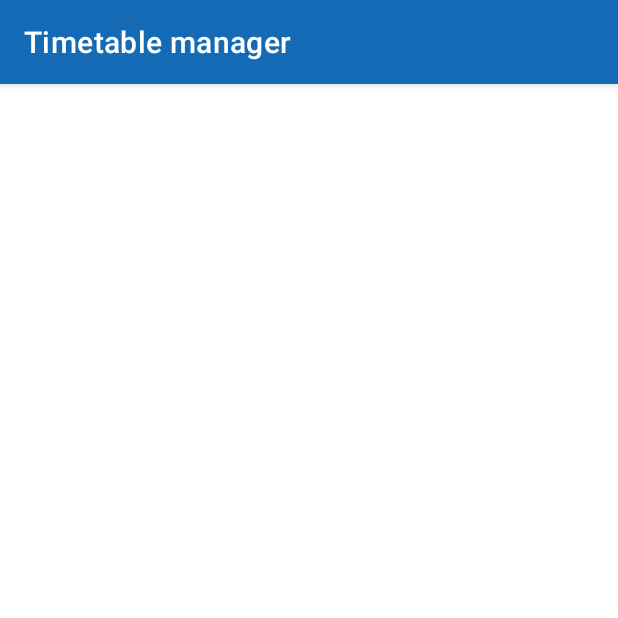
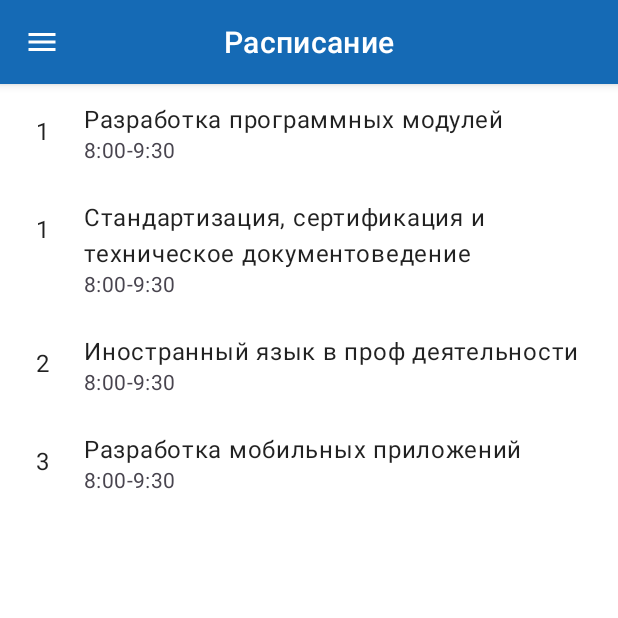
Before and after one commit to RUD0MIR/lessons-schedule-manager-app, an Android app: the screen it shows after launch (MainActivity), on a phone screen of 412 x 824 dp, the top half of it. Run offline under Robolectric (Android 15) with nearby library versions, the phone set to English and light mode, and no system bars.

Commit message:
MainActivity with app bar, app bar menu, list of subjects, no context menu for list items

```diff
--- a/app/src/main/java/com/example/affirmations/MainActivity.kt
+++ b/app/src/main/java/com/example/affirmations/MainActivity.kt
@@ -18,11 +18,81 @@ package com.example.affirmations
 
 import androidx.appcompat.app.AppCompatActivity
 import android.os.Bundle
+import android.view.View
+import android.widget.PopupMenu
+import androidx.annotation.MenuRes
+import androidx.activity.viewModels
+import androidx.recyclerview.widget.RecyclerView
+import com.example.affirmations.adapter.TimeTableAdapter
+import com.example.affirmations.data.DataSource
+import com.example.affirmations.data.TimeTableItem
+import com.example.affirmations.databinding.ActivityMainBinding
 
 class MainActivity : AppCompatActivity() {
+    private val newTimeTAbleActivityRequestCode = 1
+    private val timeTableListViewModel by viewModels<TimeTableListViewModel> {
+        TimeTableListViewModelFactory(this)
+    }
+
+    private lateinit var binding: ActivityMainBinding
 
     override fun onCreate(savedInstanceState: Bundle?) {
         super.onCreate(savedInstanceState)
-        setContentView(R.layout.activity_main)
+        binding = ActivityMainBinding.inflate(layoutInflater)
+        val view = binding.root
+        setContentView(view)
+
+
+        binding.topAppBar.setNavigationOnClickListener {v: View ->
+            showMenu(v, R.menu.menu)
+        }
+
+        //Recycler view and data
+        val timeTableAdapter = TimeTableAdapter{ timeTableItem -> adapterOnClick(timeTableItem)  }
+
+        val recyclerView: RecyclerView = binding.recyclerView
+        recyclerView.adapter = timeTableAdapter
+
+        timeTableListViewModel.timeTableLiveData.observe(this) {
+            it?.let {
+                timeTableAdapter.submitList(it as MutableList<TimeTableItem>)
+            }
+        }
     }
+
+    private fun adapterOnClick(timeTableItem: TimeTableItem) {
+    }
+
+    //App bar menu
+    private fun showMenu(view: View, @MenuRes menuRes: Int) {
+        val popup = PopupMenu(this@MainActivity, view)
+        popup.menuInflater.inflate(menuRes, popup.menu)
+
+//        popup.setOnMenuItemClickListener {
+//        }
+
+        popup.setOnDismissListener {
+            popup.dismiss()
+        }
+        // Show the popup menu.
+        popup.show()
+    }
+
+    //Tabs
+//    tabLayout.addOnTabSelectedListener(object : TabLayout.OnTabSelectedListener {
+//
+//        override fun onTabSelected(tab: TabLayout.Tab?) {
+//             Handle tab select
+//        }
+//
+//        override fun onTabReselected(tab: TabLayout.Tab?) {
+//             Handle tab reselect
+//        }
+//
+//        override fun onTabUnselected(tab: TabLayout.Tab?) {
+//             Handle tab unselect
+//        }
+//    })
+
+    //
 }
--- /dev/null
+++ b/app/src/main/java/com/example/affirmations/TimeTableListViewModel.kt
@@ -0,0 +1,42 @@
+package com.example.affirmations
+
+import android.content.Context
+import androidx.lifecycle.ViewModel
+import androidx.lifecycle.ViewModelProvider
+import com.example.affirmations.data.DataSource
+import com.example.affirmations.data.TimeTableItem
+import kotlin.random.Random
+
+class TimeTableListViewModel (val dataSource: DataSource) : ViewModel() {
+
+    val timeTableLiveData = dataSource.getTimeTableList()
+
+    /* If the name and description are present, create new Flower and add it to the datasource */
+    fun insertTimeTableItem(subject: String?, time: String?, number: Int) {
+        if (subject == null || time == null || number == 0) {
+            return
+        }
+
+        val newTimeTableItem = TimeTableItem(
+            Random.nextLong(),
+            subject,
+            time,
+            number
+        )
+
+        dataSource.addTimeTableItem(newTimeTableItem)
+    }
+}
+
+class TimeTableListViewModelFactory(private val context: Context) : ViewModelProvider.Factory {
+
+    override fun <T : ViewModel> create(modelClass: Class<T>): T {
+        if (modelClass.isAssignableFrom(TimeTableListViewModel::class.java)) {
+            @Suppress("UNCHECKED_CAST")
+            return TimeTableListViewModel(
+                dataSource = DataSource.getDataSource(context.resources)
+            ) as T
+        }
+        throw IllegalArgumentException("Unknown ViewModel class")
+    }
+}
--- /dev/null
+++ b/app/src/main/java/com/example/affirmations/adapter/TimeTableAdapter.kt
@@ -0,0 +1,63 @@
+package com.example.affirmations.adapter
+
+import android.view.LayoutInflater
+import android.view.View
+import android.view.ViewGroup
+import android.widget.TextView
+import androidx.recyclerview.widget.DiffUtil
+import androidx.recyclerview.widget.ListAdapter
+import androidx.recyclerview.widget.RecyclerView
+import com.example.affirmations.R
+import com.example.affirmations.data.DataSource
+import com.example.affirmations.data.TimeTableItem
+import com.example.affirmations.databinding.TimeTableListItemBinding
+
+class TimeTableAdapter(private val onClick: (TimeTableItem) -> Unit) :
+    ListAdapter<TimeTableItem, TimeTableAdapter.TimeTableViewHolder>(TimeTableDiffCallback) {
+
+    class TimeTableViewHolder(view: View, val onClick: (TimeTableItem) -> Unit) :
+        RecyclerView.ViewHolder(view) {
+        private val timeTableSubject: TextView = itemView.findViewById(R.id.timetb_subject_text)
+        private val timeTableTime: TextView = itemView.findViewById(R.id.timetb_time)
+        private val timeTableNumber: TextView = itemView.findViewById(R.id.timetb_number)
+        private var currentTimeTableItem: TimeTableItem? = null
+
+        init {
+            itemView.setOnClickListener {
+                currentTimeTableItem?.let {
+                    onClick(it)
+                }
+            }
+        }
+
+        fun bind(timeTableItem: TimeTableItem) {
+            currentTimeTableItem = timeTableItem
+            timeTableSubject.text = timeTableItem.subject
+            timeTableTime.text = timeTableItem.time
+            timeTableNumber.text = timeTableItem.number.toString()
+        }
+    }
+
+    // Create new views (invoked by the layout manager)
+    override fun onCreateViewHolder(viewGroup: ViewGroup, viewType: Int): TimeTableViewHolder {
+        // Create a new view, which defines the UI of the list item
+        val view = LayoutInflater.from(viewGroup.context)
+            .inflate(R.layout.time_table_list_item, viewGroup, false)
+        return TimeTableViewHolder(view, onClick)
+    }
+
+    override fun onBindViewHolder(viewHolder: TimeTableViewHolder, position: Int) {
+        val timeTableItem = getItem(position)
+        viewHolder.bind(timeTableItem)
+    }
+
+    object TimeTableDiffCallback : DiffUtil.ItemCallback<TimeTableItem>() {
+        override fun areItemsTheSame(oldItem: TimeTableItem, newItem: TimeTableItem): Boolean {
+            return oldItem == newItem
+        }
+
+        override fun areContentsTheSame(oldItem: TimeTableItem, newItem: TimeTableItem): Boolean {
+            return oldItem.id == newItem.id
+        }
+    }
+}
--- /dev/null
+++ b/app/src/main/java/com/example/affirmations/data/DataSource.kt
@@ -0,0 +1,58 @@
+package com.example.affirmations.data
+
+import android.content.Context
+import android.content.res.Resources
+import androidx.lifecycle.LiveData
+import androidx.lifecycle.MutableLiveData
+
+class DataSource(resources: Resources) {
+    private val initialTimeTableList = timeTableList(resources)
+    private val timeTableLiveData = MutableLiveData(initialTimeTableList)
+
+    /* Adds items to liveData and posts value. */
+    fun addTimeTableItem(timeTableItem: TimeTableItem) {
+        val currentList = timeTableLiveData.value
+        if (currentList == null) {
+            timeTableLiveData.postValue(listOf(timeTableItem))
+        } else {
+            val updatedList = currentList.toMutableList()
+            updatedList.add(0, timeTableItem)
+            timeTableLiveData.postValue(updatedList)
+        }
+    }
+
+    /* Removes flower from liveData and posts value. */
+    fun removeTimeTableItem(timeTableItem: TimeTableItem) {
+        val currentList = timeTableLiveData.value
+        if (currentList != null) {
+            val updatedList = currentList.toMutableList()
+            updatedList.remove(timeTableItem)
+            timeTableLiveData.postValue(updatedList)
+        }
+    }
+
+    /* Returns flower given an ID. */
+    fun getTimeTableItemForId(id: Long): TimeTableItem? {
+        timeTableLiveData.value?.let { timeTableItems ->
+            return timeTableItems.firstOrNull{ it.id == id}
+        }
+        return null
+    }
+
+    fun getTimeTableList(): LiveData<List<TimeTableItem>> {
+        return timeTableLiveData
+    }
+
+
+    companion object {
+        private var INSTANCE: DataSource? = null
+
+        fun getDataSource(resources: Resources): DataSource {
+            return synchronized(DataSource::class) {
+                val newInstance = INSTANCE ?: DataSource(resources)
+                INSTANCE = newInstance
+                newInstance
+            }
+        }
+    }
+}
--- /dev/null
+++ b/app/src/main/java/com/example/affirmations/data/TimeTableItem.kt
@@ -0,0 +1,9 @@
+package com.example.affirmations.data
+
+
+data class TimeTableItem(
+        val id: Long,
+        val subject: String,
+        val time: String,
+        val number: Int
+)
--- /dev/null
+++ b/app/src/main/java/com/example/affirmations/data/TimeTableItems.kt
@@ -0,0 +1,14 @@
+package com.example.affirmations.data
+
+import android.content.res.Resources
+
+fun timeTableList(resources: Resources): List<TimeTableItem> {
+    var number = 1
+    var id: Long = 1
+    return listOf(
+        TimeTableItem(id, "Разработка программных модулей", "8:00-9:30", number),
+        TimeTableItem(id++, "Стандартизация, сертификация и техническое документоведение", "8:00-9:30", number++),
+        TimeTableItem(id++, "Иностранный язык в проф деятельности", "8:00-9:30", number++),
+        TimeTableItem(id++, "Разработка мобильных приложений", "8:00-9:30", number++)
+    )
+}
--- /dev/null
+++ b/app/src/main/res/drawable/ic_app_bar_menu.xml
@@ -0,0 +1,5 @@
+<vector android:height="24dp" android:tint="#FFFFFF"
+    android:viewportHeight="24" android:viewportWidth="24"
+    android:width="24dp" xmlns:android="http://schemas.android.com/apk/res/android">
+    <path android:fillColor="@android:color/white" android:pathData="M3,18h18v-2L3,16v2zM3,13h18v-2L3,11v2zM3,6v2h18L21,6L3,6z"/>
+</vector>
--- a/app/src/main/res/layout/activity_main.xml
+++ b/app/src/main/res/layout/activity_main.xml
@@ -1,32 +1,67 @@
 <?xml version="1.0" encoding="utf-8"?>
-<!--
-  ~ Copyright (C) 2020 The Android Open Source Project
-  ~
-  ~ Licensed under the Apache License, Version 2.0 (the "License");
-  ~ you may not use this file except in compliance with the License.
-  ~ You may obtain a copy of the License at
-  ~
-  ~ http://www.apache.org/licenses/LICENSE-2.0
-  ~
-  ~ Unless required by applicable law or agreed to in writing, software
-  ~ distributed under the License is distributed on an "AS IS" BASIS,
-  ~ WITHOUT WARRANTIES OR CONDITIONS OF ANY KIND, either express or implied.
-  ~ See the License for the specific language governing permissions and
-  ~ limitations under the License.
-  -->
-
-<FrameLayout xmlns:android="http://schemas.android.com/apk/res/android"
+<LinearLayout xmlns:android="http://schemas.android.com/apk/res/android"
     xmlns:app="http://schemas.android.com/apk/res-auto"
     xmlns:tools="http://schemas.android.com/tools"
     android:layout_width="match_parent"
     android:layout_height="match_parent"
-    tools:context=".MainActivity">
+    tools:context=".MainActivity"
+    android:orientation="vertical">
 
+    <com.google.android.material.appbar.AppBarLayout
+        android:layout_width="match_parent"
+        android:layout_height="wrap_content">
+        <com.google.android.material.appbar.MaterialToolbar
+            android:id="@+id/topAppBar"
+            android:layout_width="match_parent"
+            android:layout_height="?attr/actionBarSize"
+            app:title="@string/timetable_page_title"
+            app:subtitleTextAppearance="@style/TextAppearance.Material3.HeadlineSmall"
+            app:titleCentered="true"
+            app:titleTextColor="@color/white"
+            app:navigationIcon="@drawable/ic_app_bar_menu"
+            />
+    </com.google.android.material.appbar.AppBarLayout>
+<!--    <com.google.android.material.tabs.TabLayout-->
+<!--        android:layout_width="match_parent"-->
+<!--        android:layout_height="wrap_content"-->
+<!--        app:tabIndicatorColor="@color/orange"-->
+<!--        app:tabSelectedTextColor="@color/orange">-->
+
+<!--        <com.google.android.material.tabs.TabItem-->
+<!--            android:layout_width="wrap_content"-->
+<!--            android:layout_height="wrap_content"-->
+<!--            android:text="Пн"-->
+<!--            />-->
+<!--        <com.google.android.material.tabs.TabItem-->
+<!--            android:layout_width="wrap_content"-->
+<!--            android:layout_height="wrap_content"-->
+<!--            android:text="Вт"-->
+<!--            />-->
+<!--        <com.google.android.material.tabs.TabItem-->
+<!--            android:layout_width="wrap_content"-->
+<!--            android:layout_height="wrap_content"-->
+<!--            android:text="Ср"-->
+<!--            />-->
+<!--        <com.google.android.material.tabs.TabItem-->
+<!--            android:layout_width="wrap_content"-->
+<!--            android:layout_height="wrap_content"-->
+<!--            android:text="Чт"-->
+<!--            />-->
+<!--        <com.google.android.material.tabs.TabItem-->
+<!--            android:layout_width="wrap_content"-->
+<!--            android:layout_height="wrap_content"-->
+<!--            android:text="Пт"-->
+<!--            />-->
+<!--        <com.google.android.material.tabs.TabItem-->
+<!--            android:layout_width="wrap_content"-->
+<!--            android:layout_height="wrap_content"-->
+<!--            android:text="Сб"-->
+<!--            />-->
+<!--    </com.google.android.material.tabs.TabLayout>-->
     <androidx.recyclerview.widget.RecyclerView
         android:id="@+id/recycler_view"
         android:layout_width="match_parent"
         android:layout_height="match_parent"
         app:layoutManager="LinearLayoutManager"
-        android:scrollbars="vertical"/>
-
-</FrameLayout>
+        tools:listitem="@layout/time_table_list_item" />
+</LinearLayout>
--- /dev/null
+++ b/app/src/main/res/layout/time_table_list_item.xml
@@ -0,0 +1,60 @@
+<?xml version="1.0" encoding="utf-8"?><!--
+  ~ Copyright (C) 2020 The Android Open Source Project
+  ~
+  ~ Licensed under the Apache License, Version 2.0 (the "License");
+  ~ you may not use this file except in compliance with the License.
+  ~ You may obtain a copy of the License at
+  ~
+  ~ http://www.apache.org/licenses/LICENSE-2.0
+  ~
+  ~ Unless required by applicable law or agreed to in writing, software
+  ~ distributed under the License is distributed on an "AS IS" BASIS,
+  ~ WITHOUT WARRANTIES OR CONDITIONS OF ANY KIND, either express or implied.
+  ~ See the License for the specific language governing permissions and
+  ~ limitations under the License.
+  -->
+
+<!-- MaterialCardView to display Affirmation image and text-->
+<LinearLayout xmlns:android="http://schemas.android.com/apk/res/android"
+    android:id="@+id/list_item_layout"
+    android:layout_width="match_parent"
+    android:layout_height="wrap_content"
+    xmlns:tools="http://schemas.android.com/tools"
+    android:clickable="true"
+    android:focusable="true"
+    android:orientation="horizontal"
+    android:paddingVertical="4dp">
+    <TextView
+        android:id="@+id/timetb_number"
+        android:layout_width="24dp"
+        android:layout_height="24dp"
+        android:textAlignment="center"
+        tools:text="1"
+        android:layout_marginHorizontal="16dp"
+        android:layout_marginVertical="16dp"
+        android:textAppearance="@style/TextAppearance.MaterialComponents.Body1"
+        />
+
+    <LinearLayout
+        android:layout_width="match_parent"
+        android:layout_height="wrap_content"
+        android:orientation="vertical"
+        android:layout_marginVertical="8dp">
+        <TextView
+            android:id="@+id/timetb_subject_text"
+            android:layout_width="wrap_content"
+            android:layout_height="wrap_content"
+            tools:text="Разработка мобильных приложений"
+            android:textAppearance="@style/TextAppearance.Material3.BodyLarge"
+            />
+
+        <TextView
+            android:id="@+id/timetb_time"
+            android:layout_width="wrap_content"
+            android:layout_height="wrap_content"
+            tools:text="10:10-13:20"
+            android:textAppearance="@style/TextAppearance.Material3.BodyMedium"
+            android:textColor="@color/gray"
+            />
+    </LinearLayout>
+</LinearLayout>
--- /dev/null
+++ b/app/src/main/res/menu/menu.xml
@@ -0,0 +1,7 @@
+<?xml version="1.0" encoding="utf-8"?>
+<menu xmlns:android="http://schemas.android.com/apk/res/android">
+        <item android:id="@+id/edit"
+            android:title="@string/edit_option" />
+        <item android:id="@+id/delete"
+            android:title="@string/delete_option" />
+</menu>
--- a/app/src/main/res/values/strings.xml
+++ b/app/src/main/res/values/strings.xml
@@ -17,4 +17,7 @@
 
 <resources>
     <string name="app_name">Timetable manager</string>
+    <string name="edit_option">Изменить</string>
+    <string name="delete_option">Удалить</string>
+    <string name="timetable_page_title">Расписание</string>
 </resources>
--- a/app/src/main/res/values/themes.xml
+++ b/app/src/main/res/values/themes.xml
@@ -1,9 +1,10 @@
 <?xml version="1.0" encoding="utf-8"?>
 
 <resources xmlns:tools="http://schemas.android.com/tools">
-    <style name="Theme.TimetableManager" parent="Theme.MaterialComponents.DayNight.DarkActionBar">
+    <style name="Theme.TimetableManager" parent="Theme.MaterialComponents.DayNight.NoActionBar">
         <!-- Primary brand color. -->
         <item name="colorPrimary">@color/blue</item>
+        <item name="colorPrimaryDark">@color/blue</item>
         <item name="colorOnPrimary">@color/white</item>
         <!-- Secondary brand color. -->
         <item name="colorSecondary">@color/orange</item>
```
Also changed, not shown: app/build.gradle (+25 -6 lines), app/src/main/java/com/example/affirmations/model/Affirmation.kt (deleted, +0 -26 lines), app/src/main/res/layout/list_item.xml (deleted, +0 -44 lines), build.gradle (+12 -2 lines).
